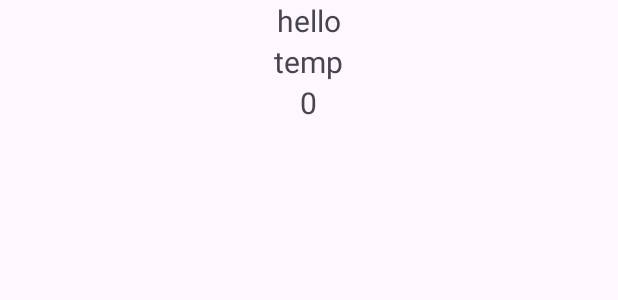
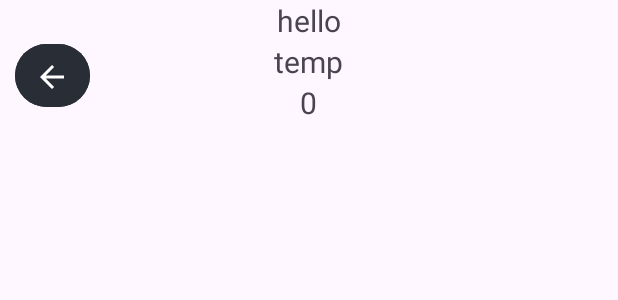
Before and after one commit to Blue-Frogs/BlueFrogs, an Android app: the layout activity_recommend.xml on its own in the app's theme, with its tools: preview values and no code run, on a phone screen of 412 x 824 dp. Shown: the top 300 px of the screen. Run offline under Robolectric (Android 15) with nearby library versions, the light colour scheme and no system bars.

Commit message:
Added weather button

```diff
--- a/app/src/main/java/com/example/bluefrogs/MainActivity.java
+++ b/app/src/main/java/com/example/bluefrogs/MainActivity.java
@@ -214,6 +214,7 @@ public class MainActivity extends AppCompatActivity {
                     }
                     else{
                         Log.d(TAG, "CITY NOT FOUND");
+                        cityName = "Los Angeles";
                         //Toast.makeText(this, "User City Not Found.", Toast.LENGTH_SHORT).show();
                     }
                 }
--- /dev/null
+++ b/app/src/main/res/drawable/baseline_arrow_back_24.xml
@@ -0,0 +1,5 @@
+<vector android:autoMirrored="true" android:height="24dp"
+    android:tint="#FFFFFF" android:viewportHeight="24"
+    android:viewportWidth="24" android:width="24dp" xmlns:android="http://schemas.android.com/apk/res/android">
+    <path android:fillColor="@android:color/white" android:pathData="M20,11H7.83l5.59,-5.59L12,4l-8,8 8,8 1.41,-1.41L7.83,13H20v-2z"/>
+</vector>
--- a/app/src/main/res/layout/activity_recommend.xml
+++ b/app/src/main/res/layout/activity_recommend.xml
@@ -5,6 +5,17 @@
     android:layout_width="match_parent"
     android:layout_height="match_parent"
     tools:context=".Recommend">
+
+    <Button
+        android:id="@+id/idBWeather"
+        android:layout_width="50dp"
+        android:layout_height="50dp"
+        android:backgroundTint="@color/black_shade_1"
+        android:drawableTop="@drawable/baseline_arrow_back_24"
+        android:padding="10dp"
+        android:layout_marginTop="25dp"
+        android:layout_marginLeft="10dp"
+        />
 
     <TextView
         android:id="@+id/idTVCityName"
```
Also changed, not shown: app/src/main/java/com/example/bluefrogs/Recommend.java (+20 -0 lines).
